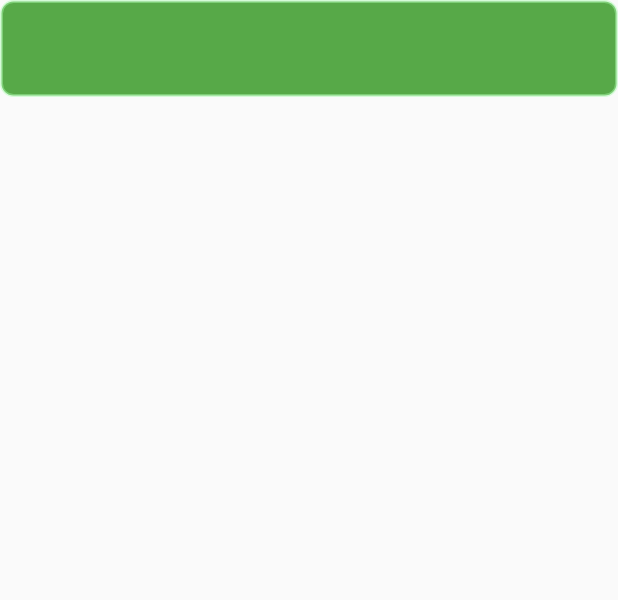
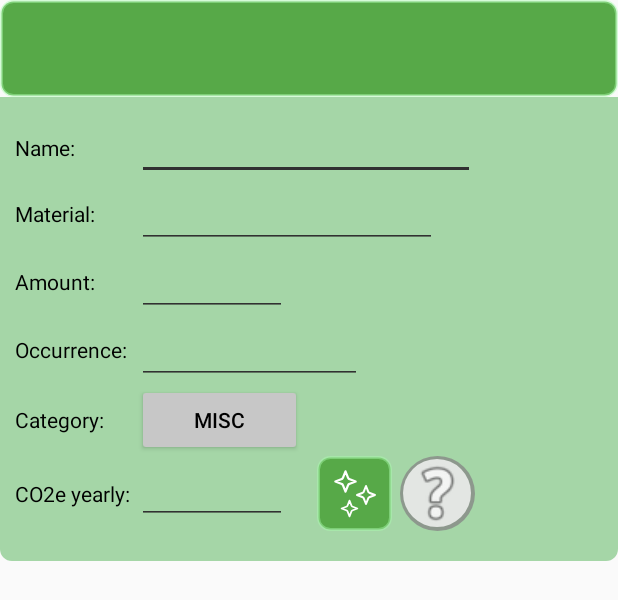
Before and after one commit to xployt404/CarbonTracer, an Android app: the layout traceable_element.xml on its own in the app's theme, with its tools: preview values and no code run, on a phone screen of 412 x 824 dp. Shown: the top 600 px of the screen. Run offline under Robolectric (Android 15) with nearby library versions, the phone set to English and light mode, and no system bars.

Commit message:
workingCarbonTracer

```diff
--- a/app/src/main/java/com/example/carbontracerrevised/tracer/TraceableAdapter.kt
+++ b/app/src/main/java/com/example/carbontracerrevised/tracer/TraceableAdapter.kt
@@ -81,7 +81,7 @@ class TraceableAdapter(private val activity: Activity, private val lifecycleScop
                             holder.header.setBackgroundResource(R.drawable.dialog_title_background)
                             currentExpandedTraceable?.body?.visibility = View.GONE
                             currentExpandedTraceable?.expanded = false
-                            currentExpandedTraceable?.header?.setBackgroundResource(R.drawable.edit_text_background)
+                            currentExpandedTraceable?.header?.setBackgroundResource(R.drawable.header_background)
                             holder.expandView(holder.body)
                             currentExpandedTraceable = holder
                         }
@@ -331,7 +331,7 @@ class TraceableAdapter(private val activity: Activity, private val lifecycleScop
             animator.addListener(object : AnimatorListenerAdapter() {
                 override fun onAnimationEnd(animation: Animator) {
                     view.visibility = View.GONE // Hide the view after the animation ends
-                    this@TraceableViewHolder.header.setBackgroundResource(R.drawable.edit_text_background)
+                    this@TraceableViewHolder.header.setBackgroundResource(R.drawable.header_background)
                 }
             })
             animator.duration = 200 // Set the duration of the animation in milliseconds
--- a/app/src/main/res/drawable/edit_text_background.xml
+++ b/app/src/main/res/drawable/edit_text_background.xml
@@ -1,14 +1,6 @@
 <?xml version="1.0" encoding="utf-8"?>
-
-        <shape xmlns:android="http://schemas.android.com/apk/res/android"
-            android:shape="rectangle">
-
-            <solid android:color="#57A948"/> <!-- Background color -->
-
-            <corners  android:radius="8dp"/> <!-- Corner radius -->
-
-            <stroke
-                android:width="2dp"
-                android:color="#74AAFAAD"/>
-
+<shape xmlns:android="http://schemas.android.com/apk/res/android">
+    <solid android:color="#FFFFFF"/> <!-- Light background color -->
+    <corners android:radius="8dp"/> <!-- Rounded corners -->
+    <stroke android:width="1dp" android:color="#E0E0E0"/> <!-- Light border color -->
 </shape>
--- /dev/null
+++ b/app/src/main/res/drawable/header_background.xml
@@ -0,0 +1,14 @@
+<?xml version="1.0" encoding="utf-8"?>
+
+        <shape xmlns:android="http://schemas.android.com/apk/res/android"
+            android:shape="rectangle">
+
+            <solid android:color="#57A948"/> <!-- Background color -->
+
+            <corners  android:radius="8dp"/> <!-- Corner radius -->
+
+            <stroke
+                android:width="2dp"
+                android:color="#74AAFAAD"/>
+
+</shape>
--- /dev/null
+++ b/app/src/main/res/drawable/icon_background.xml
@@ -0,0 +1,22 @@
+<?xml version="1.0" encoding="utf-8"?>
+<layer-list xmlns:android="http://schemas.android.com/apk/res/android">
+    <!-- Outer black border -->
+    <item>
+        <shape android:shape="oval">
+            <size
+                android:width="100dp"
+                android:height="100dp" />
+            <solid android:color="#C3868686" /> <!-- Black color -->
+        </shape>
+    </item>
+
+    <!-- Inner white circle -->
+    <item android:top="2dp" android:left="2dp" android:right="3dp" android:bottom="3dp">
+        <shape android:shape="oval">
+            <size
+                android:width="98dp"
+                android:height="98dp" />
+            <solid android:color="#C1FFFFFF" /> <!-- White color -->
+        </shape>
+    </item>
+</layer-list>
--- a/app/src/main/res/layout/add_traceable_dialog_layout.xml
+++ b/app/src/main/res/layout/add_traceable_dialog_layout.xml
@@ -183,7 +183,7 @@
                     android:layout_width="50dp"
                     android:layout_height="match_parent"
                     android:layout_gravity="end"
-                    android:background="@drawable/edit_text_background"
+                    android:background="@drawable/header_background"
                     android:foregroundGravity="center"
                     android:src="@drawable/ic_twinkle" />
 
@@ -221,7 +221,7 @@
                 android:layout_height="50dp"
                 android:layout_gravity="end"
                 android:backgroundTint="#FF5252"
-                android:background="@drawable/edit_text_background"
+                android:background="@drawable/header_background"
                 android:foregroundGravity="center"
                 android:src="@android:drawable/ic_menu_close_clear_cancel"
                 app:layout_constraintBottom_toBottomOf="parent"
@@ -235,7 +235,7 @@
                 android:layout_height="50dp"
                 android:layout_gravity="end"
                 android:backgroundTint="#8BFD61"
-                android:background="@drawable/edit_text_background"
+                android:background="@drawable/header_background"
                 android:foregroundGravity="center"
                 android:rotation="180"
 
--- a/app/src/main/res/layout/traceable_element.xml
+++ b/app/src/main/res/layout/traceable_element.xml
@@ -15,7 +15,7 @@
 
         <androidx.constraintlayout.widget.ConstraintLayout
             android:id="@+id/traceableHeaderLayout"
-            android:background="@drawable/edit_text_background"
+            android:background="@drawable/header_background"
             android:layout_width="match_parent"
             android:layout_height="match_parent"
 
@@ -59,7 +59,7 @@
 
 
         <TableLayout
-            android:visibility="gone"
+            android:visibility="visible"
             android:animateLayoutChanges="true"
             android:layout_width="match_parent"
             android:layout_height="wrap_content"
@@ -86,6 +86,7 @@
 
 
                     <EditText
+android:backgroundTint="@color/edit_text_underline"
                         android:importantForAutofill="no"
                         android:textColor="@color/tracer_text_color"
                         android:id="@+id/nameEditText"
@@ -111,6 +112,7 @@
 
                 <LinearLayout android:orientation="horizontal">
                     <EditText
+                        android:backgroundTint="@color/edit_text_underline"
                         android:focusable="true"
                         android:focusableInTouchMode="true"
                         android:inputType="text"
@@ -137,6 +139,7 @@
                 <LinearLayout android:orientation="horizontal">
 
                     <EditText
+android:backgroundTint="@color/edit_text_underline"
                         android:id="@+id/amountEditText"
                         android:layout_width="wrap_content"
                         android:layout_height="wrap_content"
@@ -160,12 +163,13 @@
                 <LinearLayout android:orientation="horizontal">
 
                     <EditText
+android:backgroundTint="@color/edit_text_underline"
                         android:id="@+id/occurrenceEditText"
                         android:layout_width="wrap_content"
                         android:layout_height="wrap_content"
                         android:importantForAutofill="no"
                         android:maxWidth="300dp"
-                        android:minWidth="110dp"
+                        android:minWidth="150dp"
                         android:inputType="text"
                         android:maxLength="20"
                         android:textColor="@color/tracer_text_color" />
@@ -204,6 +208,7 @@
                     android:orientation="horizontal">
 
                     <EditText
+android:backgroundTint="@color/edit_text_underline"
                         android:id="@+id/co2eEditText"
                         android:layout_width="wrap_content"
                         android:layout_height="wrap_content"
@@ -218,20 +223,28 @@
                         android:contentDescription="Button for AI co2e assesment"
                         android:id="@+id/generateCo2eButton"
                         android:foregroundGravity="center"
-                        android:background="@drawable/edit_text_background"
+                        android:background="@drawable/header_background"
                         android:layout_gravity="end"
                         android:layout_width="50dp"
                         android:layout_height="match_parent"
                         android:src="@drawable/ic_twinkle"/>
 
                     <ProgressBar
-                        android:visibility="invisible"
+                        android:visibility="gone"
                         android:id="@+id/progressBar"
-                        android:scaleX="0.8"
-                        android:scaleY="0.8"
                         style="?android:attr/progressBarStyle"
                         android:layout_width="wrap_content"
                         android:layout_height="wrap_content" />
+
+                    <ImageButton
+                        android:scaleType="fitCenter"
+                        android:layout_marginStart="5dp"
+                        android:background="@drawable/icon_background"
+                        android:src="@android:drawable/ic_menu_help"
+                        android:layout_width="50dp"
+                        android:layout_height="50dp"
+
+                        />
 
                 </LinearLayout>
 
--- a/app/src/main/res/values/colors.xml
+++ b/app/src/main/res/values/colors.xml
@@ -13,4 +13,5 @@
     <color name="tracer_text_color">#000000</color>
     <color name="tracer_background">#100F15</color>
     <color name="icon_color">#FFFFFF</color>
+    <color name="edit_text_underline">#313131</color>
 </resources>
```
